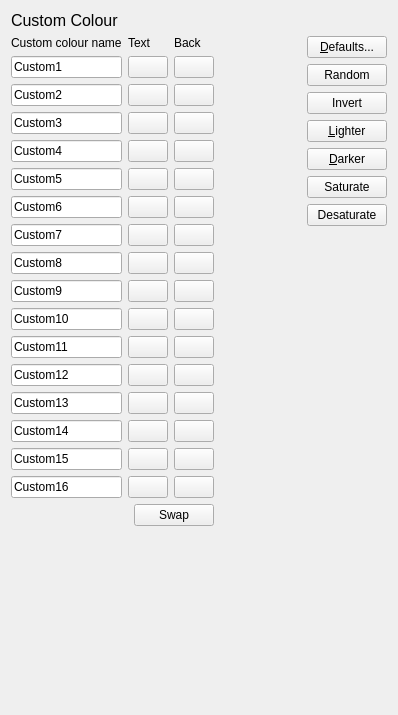
The window that src/ui/worldprefs/prefs_custom_color.ui (jnbooth/qMUSHclient) describes before a commit, drawn with Qt 5.
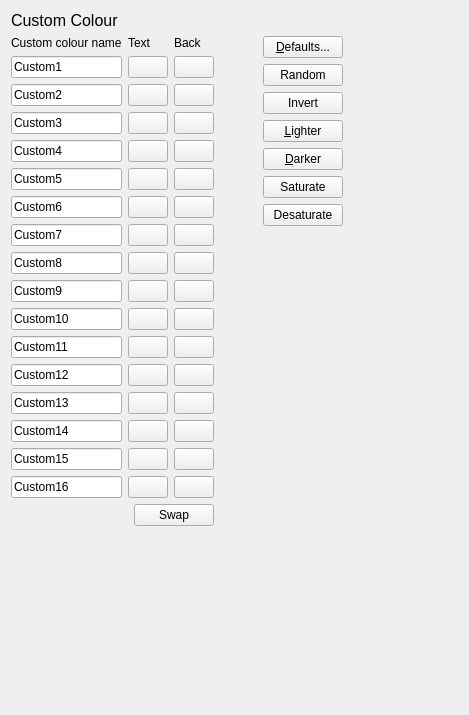
The same window after the commit. Icons and pictures are not drawn.

What changed in the file:
```diff
--- a/src/ui/worldprefs/prefs_custom_color.ui
+++ b/src/ui/worldprefs/prefs_custom_color.ui
@@ -6,7 +6,7 @@
    <rect>
     <x>0</x>
     <y>0</y>
-    <width>398</width>
+    <width>469</width>
     <height>715</height>
    </rect>
   </property>
@@ -430,13 +430,16 @@
       </layout>
      </item>
      <item>
-      <spacer name="horizontalSpacer">
+      <spacer name="horizontalSpacer_2">
        <property name="orientation">
         <enum>Qt::Horizontal</enum>
        </property>
+       <property name="sizeType">
+        <enum>QSizePolicy::Fixed</enum>
+       </property>
        <property name="sizeHint" stdset="0">
         <size>
-         <width>40</width>
+         <width>43</width>
          <height>20</height>
         </size>
        </property>
@@ -520,6 +523,19 @@
        </item>
       </layout>
      </item>
+     <item>
+      <spacer name="horizontalSpacer">
+       <property name="orientation">
+        <enum>Qt::Horizontal</enum>
+       </property>
+       <property name="sizeHint" stdset="0">
+        <size>
+         <width>40</width>
+         <height>20</height>
+        </size>
+       </property>
+      </spacer>
+     </item>
     </layout>
    </item>
   </layout>
```
